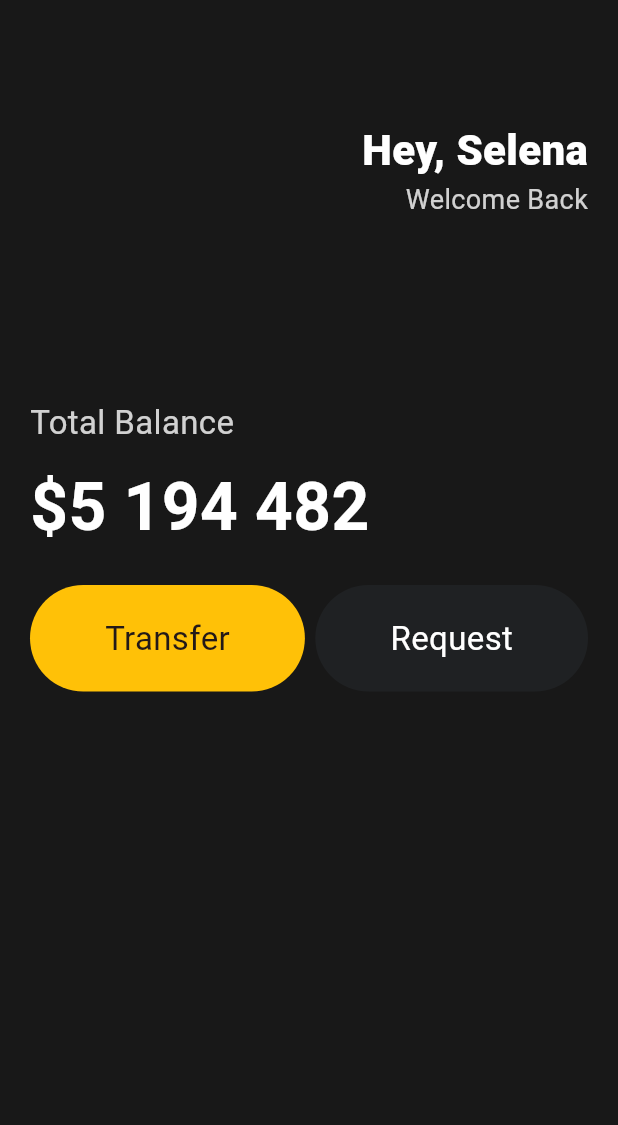
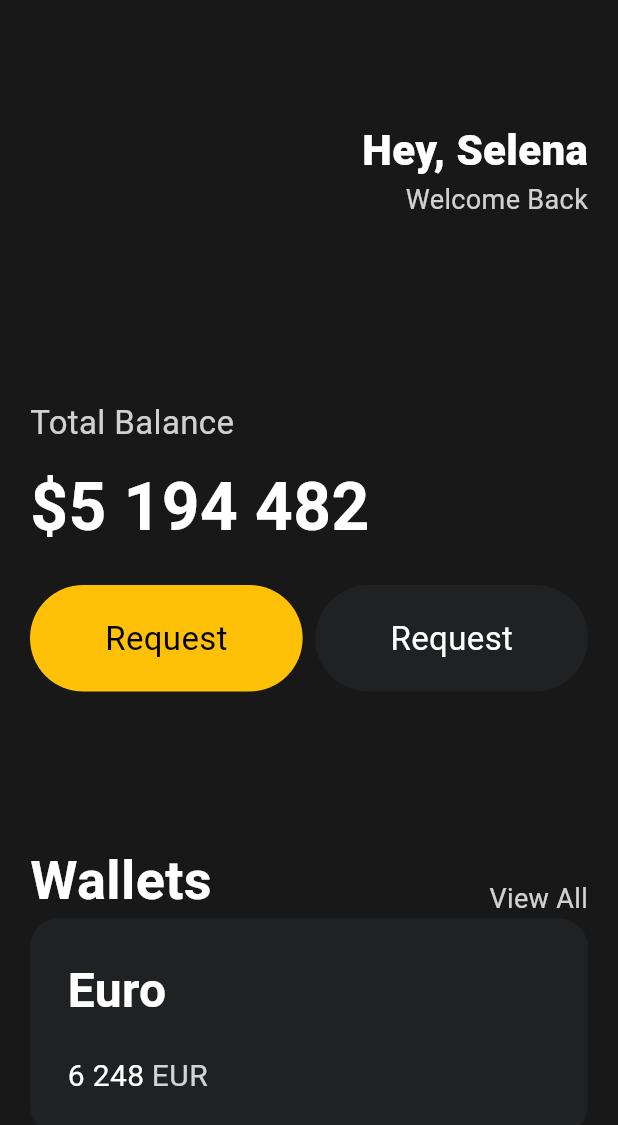
Before and after one commit to haagmin5382/Flutter_tutorial, a Flutter app: the screen it shows after launch, on a phone screen of 412 x 824 dp. Shown: the top 1125 px of the screen. Run offline on Flutter 3.47's test engine with Material 2 defaults, Android fonts, the phone set to English and light mode, and no system bars.

Commit message:
:lipstick: style : add card layout

```diff
--- a/toonflix/lib/main.dart
+++ b/toonflix/lib/main.dart
@@ -79,30 +79,82 @@ class MyApp extends StatelessWidget {
                     height: 20,
                   ), // 20 만큼 띄우고
                   // 요소들을 서로 나란히 옆에 놓기 위해서 Row를 사용
-                  Row(
+                  const Row(
                     mainAxisAlignment:
                         MainAxisAlignment.spaceBetween, // 나란히 있는 애들 사이를 떨어 뜨려놓음
                     children: [
-                      Container(
-                        decoration: BoxDecoration(
-                            color: Colors.amber,
-                            borderRadius:
-                                BorderRadius.circular(45)), // 버튼 모서리 둥글게
-                        child: const Padding(
-                            padding: EdgeInsets.symmetric(
-                                vertical: 20,
-                                horizontal: 50), // 세로로 20 가로로 50의 padding값을 준다
-                            child: Text(
-                              'Transfer',
-                              style: TextStyle(fontSize: 22),
-                            )),
-                      ),
-                      const Button(
+                      Button(
+                          text: 'Request',
+                          bgColor: Colors.amber,
+                          textColor: Colors.black),
+                      Button(
                           text: 'Request',
                           bgColor: Color(0xFF1F2123),
                           textColor: Colors.white)
                     ],
-                  ) // Container는 HTML의 div와 같다.
+                  ),
+                  const SizedBox(
+                    height: 100,
+                  ),
+                  Row(
+                    mainAxisAlignment: MainAxisAlignment.spaceBetween, // 가로 축
+                    crossAxisAlignment: CrossAxisAlignment.end, // 세로 축
+                    children: [
+                      const Text(
+                        'Wallets',
+                        style: TextStyle(
+                            color: Colors.white,
+                            fontSize: 36,
+                            fontWeight: FontWeight.w600),
+                      ),
+                      Text(
+                        'View All',
+                        style: TextStyle(
+                            color: Colors.white.withOpacity(0.8), fontSize: 18),
+                      )
+                    ],
+                  ),
+                  Container(
+                      decoration: BoxDecoration(
+                          color: const Color(0xFF1F2123),
+                          borderRadius: BorderRadius.circular(20)),
+                      child: Padding(
+                        padding: const EdgeInsets.all(25),
+                        child: Row(
+                          children: [
+                            Column(
+                              crossAxisAlignment: CrossAxisAlignment.start,
+                              children: [
+                                const Text(
+                                  'Euro',
+                                  style: TextStyle(
+                                      color: Colors.white,
+                                      fontSize: 32,
+                                      fontWeight: FontWeight.w600),
+                                ),
+                                const SizedBox(
+                                  height: 20,
+                                ),
+                                Row(
+                                  children: [
+                                    const Text('6 248',
+                                        style: TextStyle(
+                                            color: Colors.white, fontSize: 20)),
+                                    const SizedBox(
+                                      width: 5,
+                                    ),
+                                    Text("EUR",
+                                        style: TextStyle(
+                                            color:
+                                                Colors.white.withOpacity(0.8),
+                                            fontSize: 20))
+                                  ],
+                                )
+                              ],
+                            )
+                          ],
+                        ),
+                      )) // Container는 HTML의 div와 같다.
                 ],
               )),
           backgroundColor: const Color(0xFF181818)),
```
